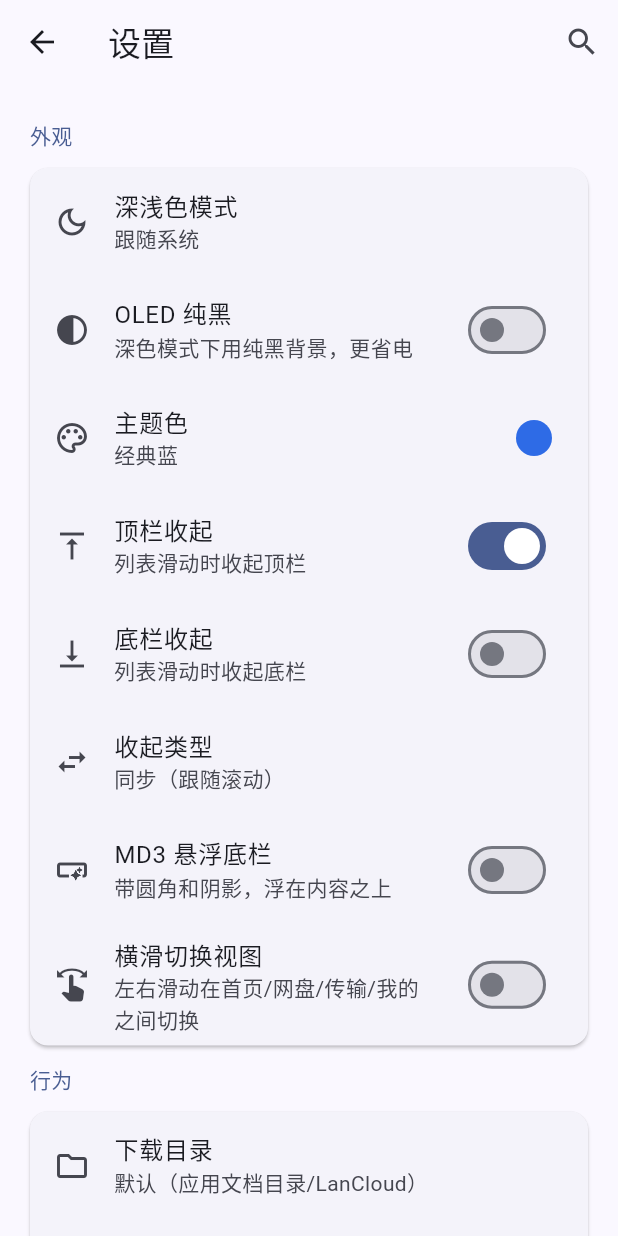
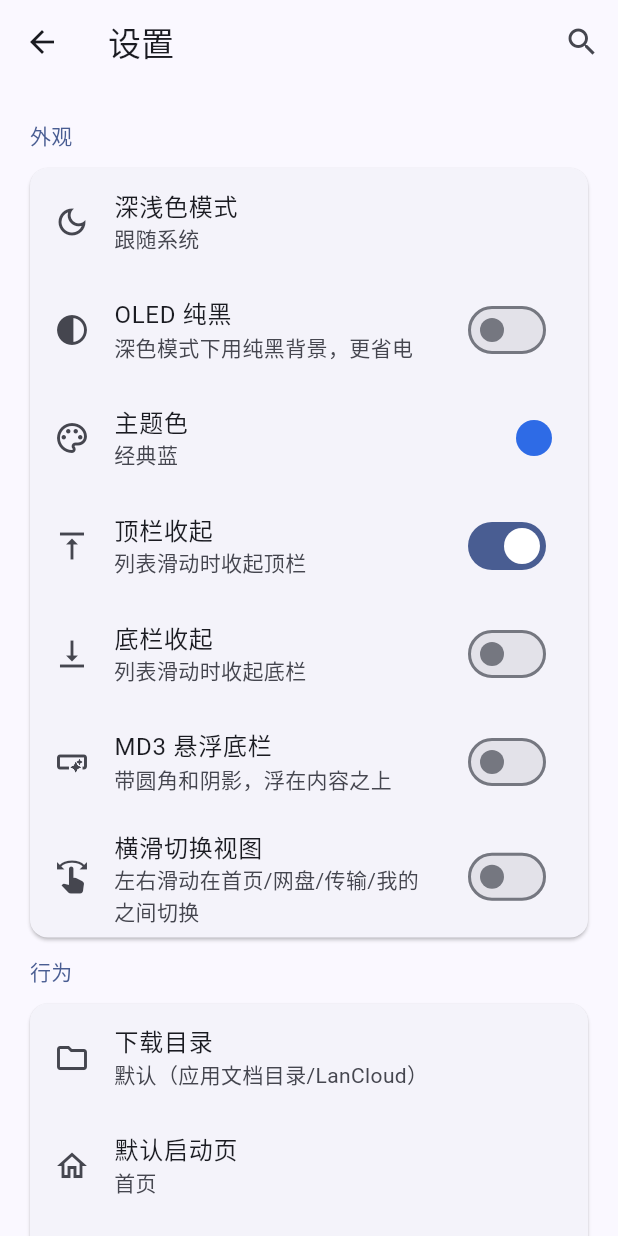
Before and after one commit to Tgaisen/LanCloud, a Flutter app: the SettingsPage screen opened directly, after a tap on "顶栏收起", on a phone screen of 412 x 824 dp. Run offline on Flutter 3.47's test engine with Material 3 defaults, Android fonts, the phone set to English and light mode, and no system bars; our stand-ins replace dio, file_picker, flutter_secure_storage, open_filex, qr_flutter, shared_preferences and 1 more; missing offline and left inert: flutter_inappwebview; accounts and stored records are empty.

Commit message:
体验优化：二级页顶栏滚动变色；首页空提示居中；文件夹属性先弹窗后渐入统计；精简我的页与删除无效收起类型；底栏改为跟随滚动下沉

```diff
--- a/lib/app.dart
+++ b/lib/app.dart
@@ -182,6 +182,8 @@ class _RootShellState extends State<RootShell> {
       const TransfersPage(),
       const ProfilePage(),
     ];
+    // 底栏整体高度：悬浮样式含上下留白，用于 1:1 跟随滚动的收起距离
+    final barHeight = app.settings.floatingNavBar ? 108.0 : 80.0;
     final keyed = KeyedSubtree(
       key: ValueKey('shell-${app.activeUid}'),
       // 横向滑动切换视图；设置里可关闭手势（只能点底栏切换）
@@ -194,8 +196,9 @@ class _RootShellState extends State<RootShell> {
         children: [
           for (final page in pages)
             ScrollTint(
+              hideDistance: barHeight,
               onBarsHidden: (app.settings.hideTopBar || app.settings.hideBottomBar)
-                  ? (hidden) => app.setBarsHidden(hidden)
+                  ? (progress) => app.barsHide.value = progress
                   : null,
               child: page,
             ),
@@ -247,30 +250,26 @@ class _RootShellState extends State<RootShell> {
           : Scaffold(
               body: keyed,
               extendBody: app.settings.floatingNavBar,
-              // 多选栏是覆盖层，底栏保持常显，避免隐藏/显示带来的布局位移
-              bottomNavigationBar: AnimatedSwitcher(
-                duration: const Duration(milliseconds: 200),
-                switchInCurve: Curves.easeOut,
-                switchOutCurve: Curves.easeOut,
-                transitionBuilder: (child, animation) => SizeTransition(
-                  sizeFactor: animation,
+              // 底栏跟随滚动按比例下沉；完全收起后腾出布局空间
+              bottomNavigationBar: ValueListenableBuilder<double>(
+                valueListenable: app.barsHide,
+                builder: (context, hide, child) => SizedBox(
+                  height: app.settings.hideBottomBar
+                      ? barHeight * (1 - hide)
+                      : barHeight,
+                  child: ClipRect(
+                    child: OverflowBox(
                       alignment: Alignment.bottomCenter,
-                  child: SlideTransition(
-                    position: Tween<Offset>(
-                      begin: const Offset(0, 1),
-                      end: Offset.zero,
-                    ).animate(animation),
-                    child: FadeTransition(opacity: animation, child: child),
+                      maxHeight: barHeight,
+                      child: child,
                     ),
                   ),
-                child: (app.settings.hideBottomBar && app.barsHidden)
-                    ? const SizedBox.shrink(key: ValueKey('no-nav'))
-                    : Padding(
+                ),
+                child: Padding(
                   padding: app.settings.floatingNavBar
                       ? const EdgeInsets.only(top: 16)
                       : EdgeInsets.zero,
                   child: Container(
-                        key: const ValueKey('nav'),
                     margin: app.settings.floatingNavBar
                         ? const EdgeInsets.fromLTRB(12, 0, 12, 12)
                         : EdgeInsets.zero,
--- a/lib/core/app_controller.dart
+++ b/lib/core/app_controller.dart
@@ -97,27 +97,18 @@ class AppController extends ChangeNotifier {
     notifyListeners();
   }
 
-  bool barsHidden = false;
-
-  void setBarsHidden(bool value) {
-    if (barsHidden == value) return;
-    barsHidden = value;
-    notifyListeners();
-  }
+  /// 底栏滑动隐藏进度 0..1，由各页面的 ScrollTint 按滚动距离驱动。
+  final ValueNotifier<double> barsHide = ValueNotifier(0);
 
   Future<void> setHideTopBar(bool value) async {
     await settings.setHideTopBar(value);
-    if (!value) setBarsHidden(false);
+    if (!value) barsHide.value = 0;
     notifyListeners();
   }
 
   Future<void> setHideBottomBar(bool value) async {
     await settings.setHideBottomBar(value);
-    notifyListeners();
-  }
-
-  Future<void> setInstantHide(bool value) async {
-    await settings.setInstantHide(value);
+    if (!value) barsHide.value = 0;
     notifyListeners();
   }
 
--- a/lib/core/data/settings_store.dart
+++ b/lib/core/data/settings_store.dart
@@ -21,7 +21,6 @@ class SettingsStore {
   static const _keyHideBarsMode = 'hide_bars_mode';
   static const _keyHideTopBar = 'hide_top_bar';
   static const _keyHideBottomBar = 'hide_bottom_bar';
-  static const _keyInstantHide = 'instant_hide';
   static const _keyFloatingNav = 'floating_nav_bar';
 
   String? downloadDir;
@@ -44,8 +43,6 @@ class SettingsStore {
   bool swipeTabs = false;
   bool hideTopBar = false;
   bool hideBottomBar = false;
-  /// 收起类型：false=同步（跟随滚动），true=即时（到阈值整块收起）
-  bool instantHide = false;
   bool floatingNavBar = false;
 
   Future<void> load() async {
@@ -77,7 +74,6 @@ class SettingsStore {
     }
     hideTopBar = prefs.getBool(_keyHideTopBar) ?? hideTopBar;
     hideBottomBar = prefs.getBool(_keyHideBottomBar) ?? hideBottomBar;
-    instantHide = prefs.getBool(_keyInstantHide) ?? false;
     floatingNavBar = prefs.getBool(_keyFloatingNav) ?? false;
   }
 
@@ -91,12 +87,6 @@ class SettingsStore {
     hideBottomBar = value;
     final prefs = await SharedPreferences.getInstance();
     await prefs.setBool(_keyHideBottomBar, value);
-  }
-
-  Future<void> setInstantHide(bool value) async {
-    instantHide = value;
-    final prefs = await SharedPreferences.getInstance();
-    await prefs.setBool(_keyInstantHide, value);
   }
 
   Future<void> setFloatingNavBar(bool value) async {
--- a/lib/ui/common.dart
+++ b/lib/ui/common.dart
@@ -127,12 +127,15 @@ class EmptyHint extends StatelessWidget {
     final scheme = Theme.of(context).colorScheme;
     return Padding(
       padding: const EdgeInsets.symmetric(vertical: 24),
+      child: Center(
         child: Column(
+          mainAxisSize: MainAxisSize.min,
           children: [
             Icon(icon, size: 36, color: scheme.outline),
             const SizedBox(height: 8),
             Text(text, style: TextStyle(color: scheme.outline)),
           ],
+        ),
       ),
     );
   }
--- a/lib/ui/scroll_tint.dart
+++ b/lib/ui/scroll_tint.dart
@@ -3,11 +3,18 @@ import 'package:flutter/material.dart';
 /// 顶栏滚动变色的公共实现：离开顶部即触发，50ms 过渡。
 /// 用法：页面外层包 [ScrollTint]，页面 AppBar 里读 [ScrollTint.of] 作为渐变进度。
 class ScrollTint extends StatefulWidget {
-  const ScrollTint({super.key, required this.child, this.onBarsHidden});
+  const ScrollTint({
+    super.key,
+    required this.child,
+    this.onBarsHidden,
+    this.hideDistance = 80,
+  });
 
   final Widget child;
-  /// 下滑时通知隐藏顶栏/底栏；回到顶部或上滑时通知显示。
-  final void Function(bool hidden)? onBarsHidden;
+  /// 滚动时按距离通知底栏隐藏进度 0..1（0 显示，1 完全隐藏）。
+  final void Function(double progress)? onBarsHidden;
+  /// 完全收起所需的滚动距离，与底栏高度一致可实现 1:1 跟随。
+  final double hideDistance;
 
   static double of(BuildContext context) =>
       context.dependOnInheritedWidgetOfExactType<_TintScope>()?.value ?? 0;
@@ -19,7 +26,7 @@ class ScrollTint extends StatefulWidget {
 class _ScrollTintState extends State<ScrollTint>
     with SingleTickerProviderStateMixin {
   double _lastPixels = 0;
-  bool _barsHidden = false;
+  double _hide = 0;
   late final AnimationController _controller = AnimationController(
     vsync: this,
     duration: const Duration(milliseconds: 50),
@@ -39,18 +46,17 @@ class _ScrollTintState extends State<ScrollTint>
     }
     if (widget.onBarsHidden != null) {
       final pixels = notification.metrics.pixels;
-      final down = pixels > _lastPixels + 2;
-      final up = pixels < _lastPixels - 2;
+      final delta = pixels - _lastPixels;
       _lastPixels = pixels;
-      var hidden = _barsHidden;
-      if (pixels <= 8 || up) {
-        hidden = false;
-      } else if (down && pixels > 80) {
-        hidden = true;
+      var hide = _hide;
+      if (pixels <= 0) {
+        hide = 0;
+      } else if (delta != 0) {
+        hide = (hide + delta / widget.hideDistance).clamp(0.0, 1.0);
       }
-      if (hidden != _barsHidden) {
-        _barsHidden = hidden;
-        widget.onBarsHidden!(hidden);
+      if (hide != _hide) {
+        _hide = hide;
+        widget.onBarsHidden!(hide);
       }
     }
     if (notification.metrics.pixels > 0) {
--- a/lib/ui/settings_page.dart
+++ b/lib/ui/settings_page.dart
@@ -122,21 +122,6 @@ class _SettingsPageState extends State<SettingsPage> {
             subtitle: const Text('列表滑动时收起底栏'),
             value: app.settings.hideBottomBar,
             onChanged: (value) => app.setHideBottomBar(value),
-          ),
-        ),
-        _Entry(
-          id: 'hide_type',
-          title: '收起类型',
-          subtitle: app.settings.instantHide ? '即时（到阈值整块收起）' : '同步（跟随滚动）',
-          keywords: const ['收起', '即时', '同步'],
-          category: '外观',
-          build: (context, app) => ListTile(
-            leading: const Icon(Icons.swap_horiz),
-            title: const Text('收起类型'),
-            subtitle: Text(
-              app.settings.instantHide ? '即时（到阈值整块收起）' : '同步（跟随滚动）',
-            ),
-            onTap: () => _pickHideType(context),
           ),
         ),
         _Entry(
@@ -398,7 +383,6 @@ class _SettingsPageState extends State<SettingsPage> {
   @override
   Widget build(BuildContext context) {
     final app = context.watch<AppController>();
-    final scheme = Theme.of(context).colorScheme;
     final entries = _entries(app);
     final query = _search.text.trim().toLowerCase();
 
@@ -411,7 +395,10 @@ class _SettingsPageState extends State<SettingsPage> {
         .toList();
 
     return ScrollTint(
-      child: Scaffold(
+      child: Builder(
+        builder: (context) {
+          final scheme = Theme.of(context).colorScheme;
+          return Scaffold(
             body: CustomScrollView(
               slivers: [
                 SliverAppBar(
@@ -460,6 +447,8 @@ class _SettingsPageState extends State<SettingsPage> {
                 ),
               ],
             ),
+          );
+        },
       ),
     );
   }
@@ -653,20 +642,6 @@ class _SettingsPageState extends State<SettingsPage> {
     );
   }
 
-  static Future<void> _pickHideType(BuildContext context) {
-    final app = context.read<AppController>();
-    return _pickRadio(
-      context,
-      title: '收起类型',
-      options: const [
-        (false, '同步（跟随滚动）'),
-        (true, '即时（到阈值整块收起）'),
-      ],
-      current: app.settings.instantHide,
-      onSelect: (value) => app.setInstantHide(value),
-    );
-  }
-
   static Future<void> _pickApiHost(BuildContext context) {
     final app = context.read<AppController>();
     return _pickRadio(
@@ -847,9 +822,11 @@ class _AdvancedPage extends StatelessWidget {
   @override
   Widget build(BuildContext context) {
     final app = context.watch<AppController>();
+    return ScrollTint(
+      child: Builder(
+        builder: (context) {
           final scheme = Theme.of(context).colorScheme;
-    return ScrollTint(
-      child: Scaffold(
+          return Scaffold(
             body: CustomScrollView(
               slivers: [
                 SliverAppBar(
@@ -899,8 +876,8 @@ class _AdvancedPage extends StatelessWidget {
                                 maxLines: 1,
                                 overflow: TextOverflow.ellipsis,
                               ),
-                          onTap: () =>
-                              _SettingsPageState._editUploadDomain(context),
+                              onTap: () => _SettingsPageState
+                                  ._editUploadDomain(context),
                             ),
                             ListTile(
                               leading: const Icon(Icons.link_outlined),
@@ -936,6 +913,8 @@ class _AdvancedPage extends StatelessWidget {
                 ),
               ],
             ),
+          );
+        },
       ),
     );
   }
```
Also changed, not shown: lib/ui/drive_page.dart (+180 -99 lines), lib/ui/profile_page.dart (+0 -9 lines). Lines whose indentation alone changed are shown as unchanged.
